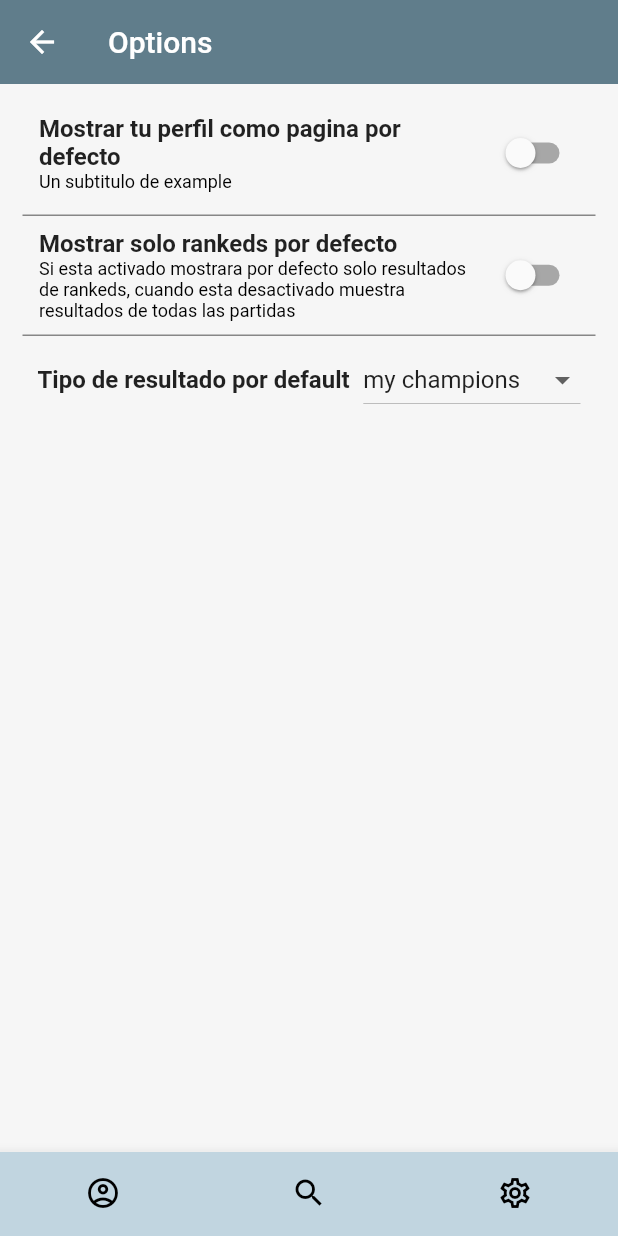
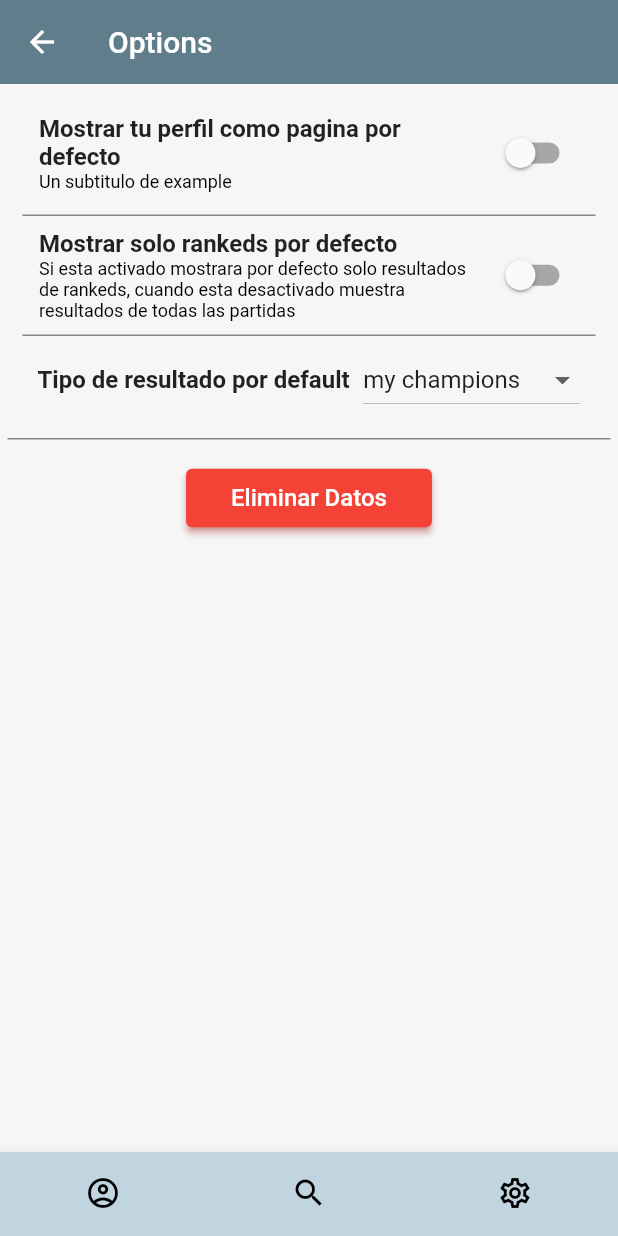
Before and after one commit to HernandoPinzon/lol_winrate_app, a Flutter app: the OptionsPage screen opened by its route, on a phone screen of 412 x 824 dp. Run offline on Flutter 3.47's test engine with Material 2 defaults, Android fonts, the phone set to English and light mode, and no system bars; our stand-ins replace shared_preferences; accounts and stored records are empty; network calls fail.

Commit message:
Se agrego un boton para eliminar todos los datos de shared preferencias y verificar mas facilmente errores o bugs debido a la falta de esos datos

```diff
--- a/lib/pages/options_page.dart
+++ b/lib/pages/options_page.dart
@@ -1,4 +1,5 @@
 import 'package:flutter/material.dart';
+import 'package:shared_preferences/shared_preferences.dart';
 import 'package:winrateforlol_app/widgets/navigation_bar.dart';
 import 'package:winrateforlol_app/widgets/options_list.dart';
 
@@ -20,7 +21,37 @@ class _OptionsPageState extends State<OptionsPage> {
       backgroundColor: Color.fromARGB(228, 245, 245, 245),
       bottomNavigationBar: MyNavigationBar(),
       body: SafeArea(
-        child: OptionsList(),
+        child: SingleChildScrollView(
+          child: Column(
+            children: [
+              OptionsList(),
+              LineSeparator(),
+              Container(
+                margin: EdgeInsets.all(10),
+                child: ElevatedButton(
+                    style: ElevatedButton.styleFrom(
+                      primary: Colors.red,
+                      shadowColor: Colors.redAccent,
+                      padding: EdgeInsets.symmetric( horizontal: 30, vertical: 10)
+                    ),
+                    onPressed: () async{
+                      var prefs = await SharedPreferences.getInstance();
+                      await prefs.clear();
+                      print("Limpiado");
+                    },
+                    child: Column(
+                      //TODO: agregarle un alert para verficar que no le den por error(tal vez con un contador)
+                      children: [
+                        Text(
+                          "Eliminar Datos",
+                          style: TextStyle(fontSize: 16),
+                        )
+                      ],
+                    )),
+              )
+            ],
+          ),
+        ),
       ),
     );
   }
```
